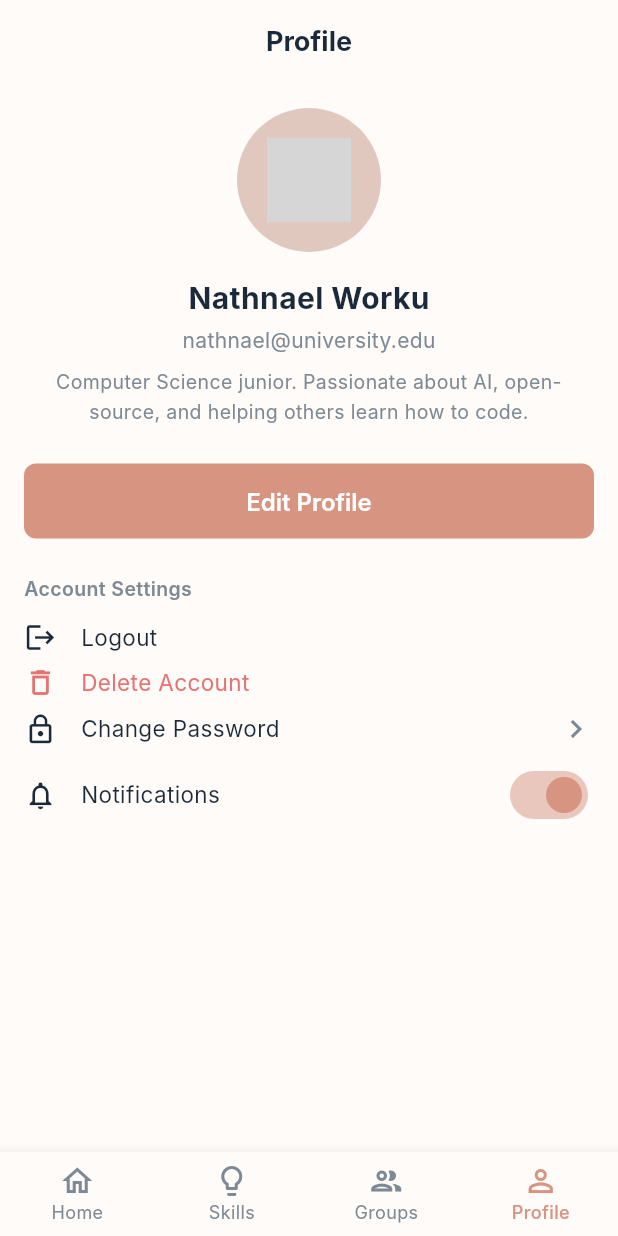
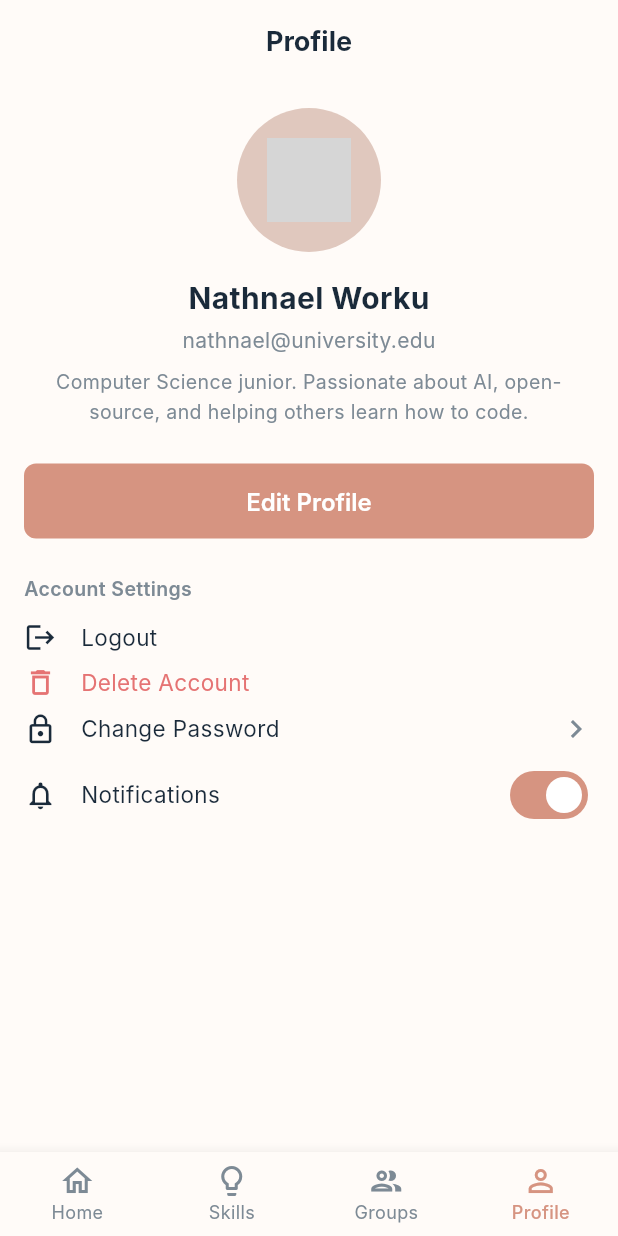
Before and after one commit to YordanosBisrat/campus-collaboration-platform, a Flutter app: the ProfileScreen screen opened by its route, on a phone screen of 412 x 824 dp. Run offline on Flutter 3.47's test engine with Material 3 defaults, Android fonts, the phone set to English and light mode, and no system bars; our stand-ins replace go_router; Roboto replaces fonts that are missing (Inter); grey boxes are pictures that could not be loaded.

Commit message:
fix(profile): resolve lint warnings in profile screens

```diff
--- a/lib/features/profile/presentation/screens/edit_profile_screen.dart
+++ b/lib/features/profile/presentation/screens/edit_profile_screen.dart
@@ -1,3 +1,5 @@
+// lib/features/profile/presentation/screens/edit_profile_screen.dart
+
 import 'package:flutter/material.dart';
 import '../../../../core/theme/app_colors.dart';
 import '../../../../core/constants/app_sizes.dart';
@@ -40,7 +42,6 @@ class _EditProfileScreenState extends State<EditProfileScreen> {
 
     if (!mounted) return;
 
-    // Show success snackbar then pop
     ScaffoldMessenger.of(context).showSnackBar(
       SnackBar(
         content: const Text('Profile updated successfully'),
@@ -85,7 +86,7 @@ class _EditProfileScreenState extends State<EditProfileScreen> {
             children: [
               const SizedBox(height: AppSizes.p16),
 
-              // ── Avatar with edit button ──────────────────────────
+              // ── Avatar with edit pencil ──────────────────────────
               Stack(
                 alignment: Alignment.bottomRight,
                 children: [
@@ -98,11 +99,12 @@ class _EditProfileScreenState extends State<EditProfileScreen> {
                         width: 96,
                         height: 96,
                         fit: BoxFit.cover,
-                        errorBuilder: (_, __, ___) => const Icon(
-                          Icons.person,
-                          size: 56,
-                          color: AppColors.primary,
-                        ),
+                        errorBuilder: (context, error, stackTrace) =>
+                            const Icon(
+                              Icons.person,
+                              size: 56,
+                              color: AppColors.primary,
+                            ),
                       ),
                     ),
                   ),
@@ -163,7 +165,7 @@ class _EditProfileScreenState extends State<EditProfileScreen> {
 
               const SizedBox(height: AppSizes.p24),
 
-              // ── Save Changes Button ──────────────────────────────
+              // ── Save / Loading ───────────────────────────────────
               _isSaving
                   ? const SizedBox(
                       height: 50,
@@ -193,7 +195,8 @@ class _EditProfileScreenState extends State<EditProfileScreen> {
   }
 
   void _pickImage() {
-    // TODO: integrate image_picker package
+    // TODO: wire up with GoRouter
+    // integrate image_picker:
     // final picker = ImagePicker();
     // final picked = await picker.pickImage(source: ImageSource.gallery);
     // if (picked != null) setState(() => _avatarFile = File(picked.path));
--- a/lib/features/profile/presentation/screens/profile_screen.dart
+++ b/lib/features/profile/presentation/screens/profile_screen.dart
@@ -1,3 +1,5 @@
+// lib/features/profile/presentation/screens/profile_screen.dart
+
 import 'package:flutter/material.dart';
 import '../../../../core/theme/app_colors.dart';
 import '../../../../core/constants/app_sizes.dart';
@@ -38,9 +40,7 @@ class _ProfileScreenState extends State<ProfileScreen> {
 
             // ── Avatar ──────────────────────────────────────────────
             Center(
-              child: Stack(
-                children: [
-                  CircleAvatar(
+              child: CircleAvatar(
                 radius: 48,
                 backgroundColor: const Color(0xFFE0C8BE),
                 child: ClipOval(
@@ -49,15 +49,13 @@ class _ProfileScreenState extends State<ProfileScreen> {
                     width: 96,
                     height: 96,
                     fit: BoxFit.cover,
-                        errorBuilder: (_, __, ___) => const Icon(
+                    errorBuilder: (context, error, stackTrace) => const Icon(
                       Icons.person,
                       size: 56,
                       color: AppColors.primary,
                     ),
                   ),
                 ),
-                  ),
-                ],
               ),
             ),
 
@@ -130,7 +128,7 @@ class _ProfileScreenState extends State<ProfileScreen> {
               ),
             ),
 
-            // ── Settings List ────────────────────────────────────────
+            // ── Settings Tiles ───────────────────────────────────────
             _buildSettingsTile(
               icon: Icons.logout,
               iconColor: AppColors.textPrimary,
@@ -155,6 +153,7 @@ class _ProfileScreenState extends State<ProfileScreen> {
                 color: AppColors.textSecondary,
               ),
               onTap: () {
+                // TODO: wire up with GoRouter
                 Navigator.pushNamed(context, '/change-password');
               },
             ),
@@ -184,10 +183,11 @@ class _ProfileScreenState extends State<ProfileScreen> {
                   ),
                   Switch(
                     value: _notificationsEnabled,
-                    onChanged: (val) {
-                      setState(() => _notificationsEnabled = val);
-                    },
-                    activeColor: AppColors.primary,
+                    onChanged: (val) =>
+                        setState(() => _notificationsEnabled = val),
+                    activeThumbColor:
+                        Colors.white, // ✅ fixed deprecated activeColor
+                    activeTrackColor: AppColors.primary,
                   ),
                 ],
               ),
@@ -197,14 +197,11 @@ class _ProfileScreenState extends State<ProfileScreen> {
           ],
         ),
       ),
-
-      // ── Bottom Nav Bar ───────────────────────────────────────────────
       bottomNavigationBar: _buildBottomNav(selectedIndex: 3),
     );
   }
 
-  // ── Helpers ─────────────────────────────────────────────────────────
-
+  // ── Settings tile builder ────────────────────────────────────────────
   Widget _buildSettingsTile({
     required IconData icon,
     required String label,
@@ -231,13 +228,14 @@ class _ProfileScreenState extends State<ProfileScreen> {
                 style: TextStyle(color: labelColor, fontSize: 15),
               ),
             ),
-            if (trailing != null) trailing,
+            trailing ?? const SizedBox.shrink(), // ✅ null-aware operator
           ],
         ),
       ),
     );
   }
 
+  // ── Dialogs ──────────────────────────────────────────────────────────
   void _showLogoutDialog() {
     showDialog(
       context: context,
@@ -316,12 +314,14 @@ class _ProfileScreenState extends State<ProfileScreen> {
     );
   }
 
+  // ── Bottom Nav ───────────────────────────────────────────────────────
   Widget _buildBottomNav({required int selectedIndex}) {
-    const items = [
-      {'icon': Icons.home_outlined, 'label': 'Home'},
-      {'icon': Icons.lightbulb_outline, 'label': 'Skills'},
-      {'icon': Icons.group_outlined, 'label': 'Groups'},
-      {'icon': Icons.person_outline, 'label': 'Profile'},
+    const labels = ['Home', 'Skills', 'Groups', 'Profile'];
+    const icons = [
+      Icons.home_outlined,
+      Icons.lightbulb_outline,
+      Icons.group_outlined,
+      Icons.person_outline,
     ];
 
     return BottomNavigationBar(
@@ -331,18 +331,13 @@ class _ProfileScreenState extends State<ProfileScreen> {
       backgroundColor: AppColors.background,
       type: BottomNavigationBarType.fixed,
       elevation: 8,
-      onTap: (index) {
+      onTap: (_) {
         // TODO: wire up with GoRouter
-        // e.g. context.go(routes[index])
       },
-      items: items
-          .map(
-            (item) => BottomNavigationBarItem(
-              icon: Icon(item['icon'] as IconData),
-              label: item['label'] as String,
+      items: List.generate(
+        labels.length,
+        (i) => BottomNavigationBarItem(icon: Icon(icons[i]), label: labels[i]),
       ),
-          )
-          .toList(),
     );
   }
 }
```
Lines whose indentation alone changed are shown as unchanged.
